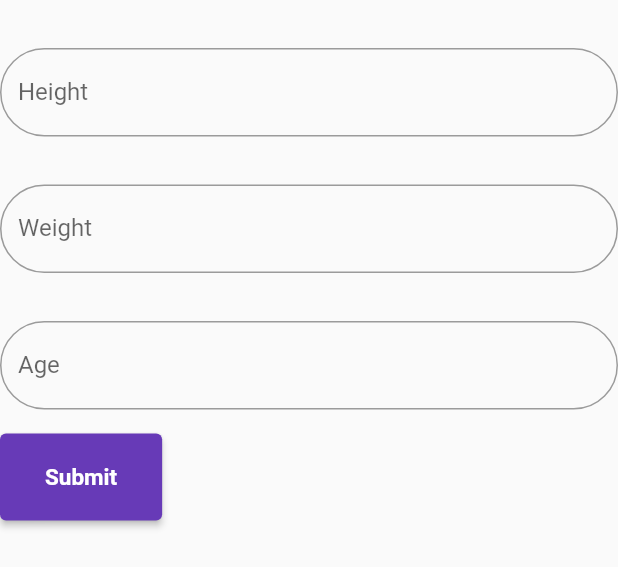
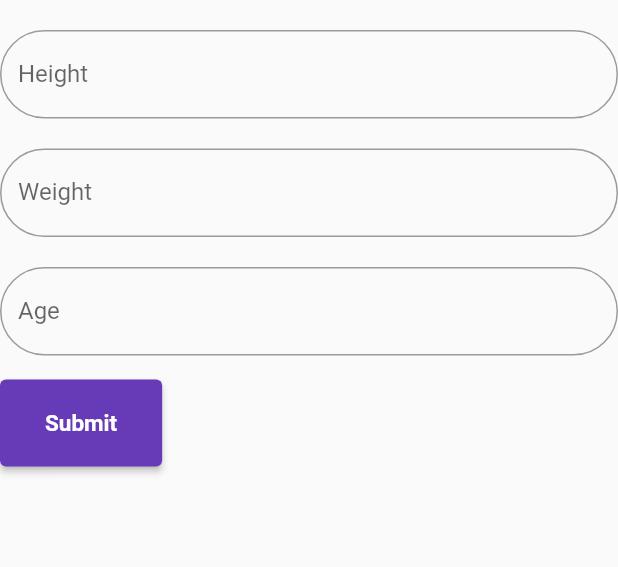
Before and after one commit to CPAD2021SecA/SecAGroup08, a Flutter app: the MyCustomForm widget shown alone on an empty page, opened directly, on a phone screen of 412 x 824 dp. Shown: the top 567 px of the screen. Run offline on Flutter 3.47's test engine with Material 2 defaults, Android fonts, the phone set to English and light mode, and no system bars; our stand-ins replace flutter_login, font_awesome_flutter, settings_ui, syncfusion_flutter_charts; missing offline and left inert: contactus.

Commit message:
minor fixes

```diff
--- a/fitness_app/lib/screens/user-profile/edit_info.dart
+++ b/fitness_app/lib/screens/user-profile/edit_info.dart
@@ -51,7 +51,7 @@ class MyCustomFormState extends State<MyCustomForm> {
         crossAxisAlignment: CrossAxisAlignment.start,
         children: [
           const Padding(
-              padding: EdgeInsets.symmetric(vertical: 16.0)
+              padding: EdgeInsets.symmetric(vertical: 10.0)
           ),
           TextFormField(
             controller: _controllerHeight,
@@ -72,7 +72,7 @@ class MyCustomFormState extends State<MyCustomForm> {
             },
           ),
           const Padding(
-              padding: EdgeInsets.symmetric(vertical: 16.0)
+              padding: EdgeInsets.symmetric(vertical: 10.0)
           ),
           TextFormField(
             controller: _controllerWeight,
@@ -93,7 +93,7 @@ class MyCustomFormState extends State<MyCustomForm> {
             },
           ),
           const Padding(
-              padding: EdgeInsets.symmetric(vertical: 16.0)
+              padding: EdgeInsets.symmetric(vertical: 10.0)
           ),
           TextFormField(
             controller: _controllerAge,
```
